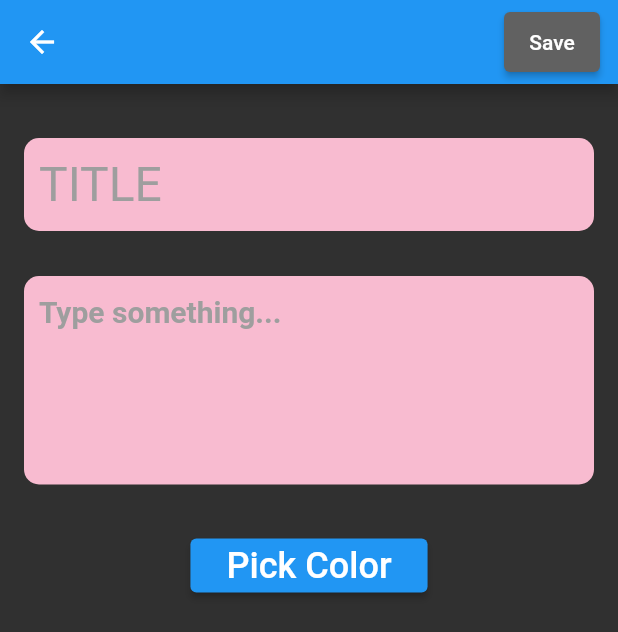
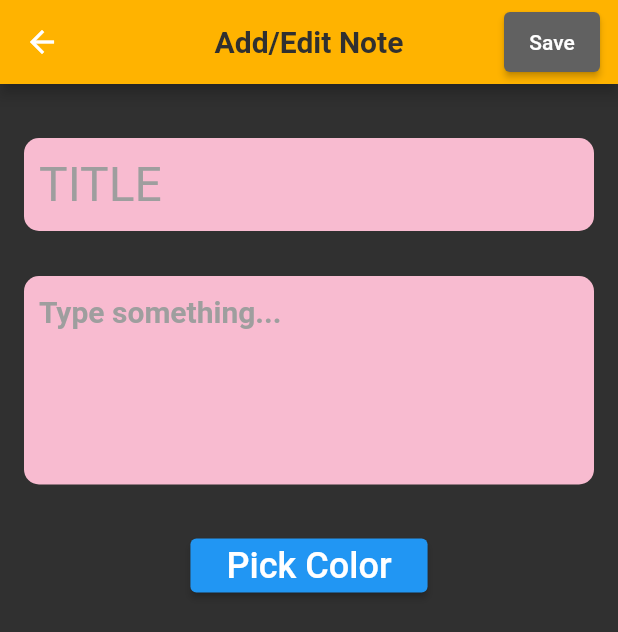
Before and after one commit to pytholic/FlutterNotesApp, a Flutter app: the screen it shows after launch, after a tap on the "add" icon, on a phone screen of 412 x 824 dp. Shown: the top 632 px of the screen. Run offline on Flutter 3.47's test engine with Material 2 defaults, Android fonts, the phone set to English and light mode, and no system bars; our stand-ins replace flutter_colorpicker, google_fonts.

Commit message:
App bar customization in add note page; background color with light and dark theme data, added title text etc.

```diff
--- a/notes_app/lib/pages/add_edit_note.dart
+++ b/notes_app/lib/pages/add_edit_note.dart
@@ -2,7 +2,7 @@ import 'package:flutter/material.dart';
 //import 'package:notes_app/db/notes_database.dart';
 import 'package:notes_app/model/note.dart';
 import 'package:notes_app/widget/note_form_widget.dart';
-import 'package:notes_app/pages/main_page.dart';
+import 'package:google_fonts/google_fonts.dart';
 
 class AddEditNotePage extends StatefulWidget {
   final Note? note;
@@ -14,7 +14,7 @@ class AddEditNotePage extends StatefulWidget {
     required this.isDark,
   }) : super(key: key);
   @override
-  _AddEditNotePageState createState() => _AddEditNotePageState(this.isDark);
+  _AddEditNotePageState createState() => _AddEditNotePageState(isDark);
 }
 
 class _AddEditNotePageState extends State<AddEditNotePage> {
@@ -36,9 +36,45 @@ class _AddEditNotePageState extends State<AddEditNotePage> {
     isDark = isDark;
   }
 
+  static ThemeData? lightTheme = ThemeData(
+    brightness: Brightness.light,
+    scaffoldBackgroundColor: Color(0xFFf6f5ee),
+    floatingActionButtonTheme:
+        FloatingActionButtonThemeData(backgroundColor: Colors.teal[300]),
+    appBarTheme: AppBarTheme(
+      backgroundColor: Colors.teal[300],
+      titleTextStyle:
+          GoogleFonts.rockSalt(fontSize: 20, fontWeight: FontWeight.bold),
+      elevation: 4.0,
+    ),
+  );
+
+  static ThemeData? darkTheme = ThemeData(
+    brightness: Brightness.dark,
+    scaffoldBackgroundColor: Colors.grey[850],
+    floatingActionButtonTheme:
+        FloatingActionButtonThemeData(backgroundColor: Colors.amber[600]),
+    appBarTheme: AppBarTheme(
+      backgroundColor: Colors.amber[600],
+      titleTextStyle: GoogleFonts.rockSalt(
+          fontSize: 20, fontWeight: FontWeight.bold, color: Colors.grey[850]),
+      elevation: 4.0,
+    ),
+  );
+
   @override
   Widget build(BuildContext context) => Scaffold(
         appBar: AppBar(
+          backgroundColor: isDark
+              ? darkTheme?.appBarTheme.backgroundColor
+              : lightTheme?.appBarTheme.backgroundColor,
+          title: Text(
+            'Add/Edit Note',
+            style: isDark
+                ? darkTheme?.appBarTheme.titleTextStyle
+                : lightTheme?.appBarTheme.titleTextStyle,
+          ),
+          centerTitle: true,
           actions: [buildButton()],
         ),
         body: Form(
--- a/notes_app/lib/pages/main_page.dart
+++ b/notes_app/lib/pages/main_page.dart
@@ -2,7 +2,6 @@ import 'package:flutter/cupertino.dart';
 import 'package:flutter/material.dart';
 import 'package:google_fonts/google_fonts.dart';
 import 'package:notes_app/pages/add_edit_note.dart';
-import 'package:notes_app/widget/note_form_widget.dart';
 
 class MainPage extends StatefulWidget {
   @override
@@ -13,12 +12,7 @@ class MainPageState extends State<MainPage> {
   bool isDark = true;
   static const String title = 'My Notes';
 
-  @override
-  Widget build(BuildContext context) => MaterialApp(
-        debugShowCheckedModeBanner: false,
-
-        // Define light theme data
-        theme: ThemeData(
+  static ThemeData? lightTheme = ThemeData(
     brightness: Brightness.light,
     scaffoldBackgroundColor: Color(0xFFf6f5ee),
     floatingActionButtonTheme:
@@ -29,10 +23,9 @@ class MainPageState extends State<MainPage> {
           GoogleFonts.rockSalt(fontSize: 20, fontWeight: FontWeight.bold),
       elevation: 4.0,
     ),
-        ),
+  );
 
-        // Define dark theme data
-        darkTheme: ThemeData(
+  static ThemeData? darkTheme = ThemeData(
     brightness: Brightness.dark,
     scaffoldBackgroundColor: Colors.grey[850],
     floatingActionButtonTheme:
@@ -40,13 +33,19 @@ class MainPageState extends State<MainPage> {
     appBarTheme: AppBarTheme(
       backgroundColor: Colors.amber[600],
       titleTextStyle: GoogleFonts.rockSalt(
-                fontSize: 20,
-                fontWeight: FontWeight.bold,
-                color: Colors.grey[850]),
+          fontSize: 20, fontWeight: FontWeight.bold, color: Colors.grey[850]),
       elevation: 4.0,
     ),
-        ),
+  );
 
+  @override
+  Widget build(BuildContext context) => MaterialApp(
+        debugShowCheckedModeBanner: false,
+
+        // Define light theme data
+        theme: lightTheme,
+        // Define dark theme data
+        darkTheme: darkTheme,
         themeMode: isDark ? ThemeMode.dark : ThemeMode.light,
         home: Scaffold(
           appBar: AppBar(
@@ -69,7 +68,8 @@ class MainPageState extends State<MainPage> {
                     builder: (context) => AddEditNotePage(isDark: isDark)),
               );
             },
-            child: Icon(Icons.add),
+            child: Icon(Icons.add,
+                color: isDark ? Colors.grey[850] : Colors.white),
           ),
         ),
       );
--- a/notes_app/lib/widget/note_form_widget.dart
+++ b/notes_app/lib/widget/note_form_widget.dart
@@ -1,11 +1,6 @@
-import 'dart:ui';
-import 'dart:developer';
 import 'package:flutter/material.dart';
 import 'package:flutter_colorpicker/flutter_colorpicker.dart';
 import 'package:google_fonts/google_fonts.dart';
-import 'package:notes_app/model/note.dart';
-import 'package:notes_app/widget/note_form_widget.dart';
-import 'package:notes_app/pages/main_page.dart';
 
 Color pickerColor = Colors.pink.shade100;
 
```
Lines whose indentation alone changed are shown as unchanged.
